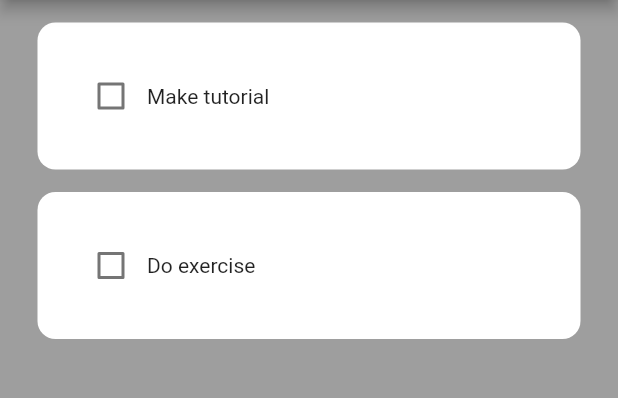
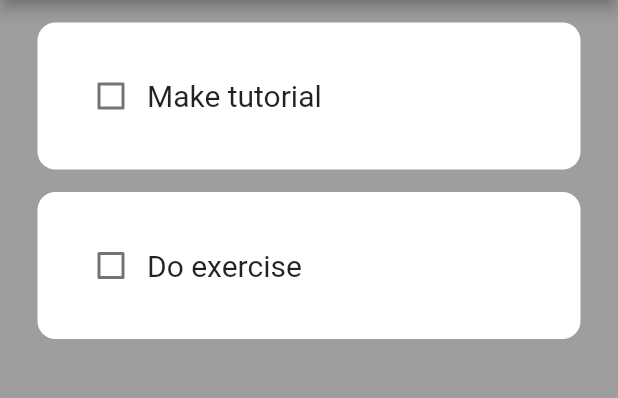
Before and after one commit to MoriKeli/To-do-App, a Flutter app: the screen it shows after launch, on a phone screen of 412 x 824 dp, the part 84-482 px from its top. Run offline on Flutter 3.47's test engine with Material 2 defaults, Android fonts, the phone set to English and light mode, and no system bars.

Commit message:
added styles: fontSize & TextDecoration

```diff
--- a/lib/pages/home.dart
+++ b/lib/pages/home.dart
@@ -39,6 +39,7 @@ class _HomeState extends State<Home> {
           );
         },
       )
+
     );
   }
 }
--- a/lib/utils/todo_tile.dart
+++ b/lib/utils/todo_tile.dart
@@ -24,7 +24,14 @@ ToDoTile({
             // checkbox
             Checkbox(value: taskCompleted, onChanged: onChanged),
 
-            Text(taskName),
+            Text(
+              taskName,
+              style: TextStyle(
+                fontSize: 20.0,
+                decoration: taskCompleted ? TextDecoration.lineThrough : TextDecoration.none,
+
+              ),
+              ),
           ],
         ),
         decoration: BoxDecoration(
```
